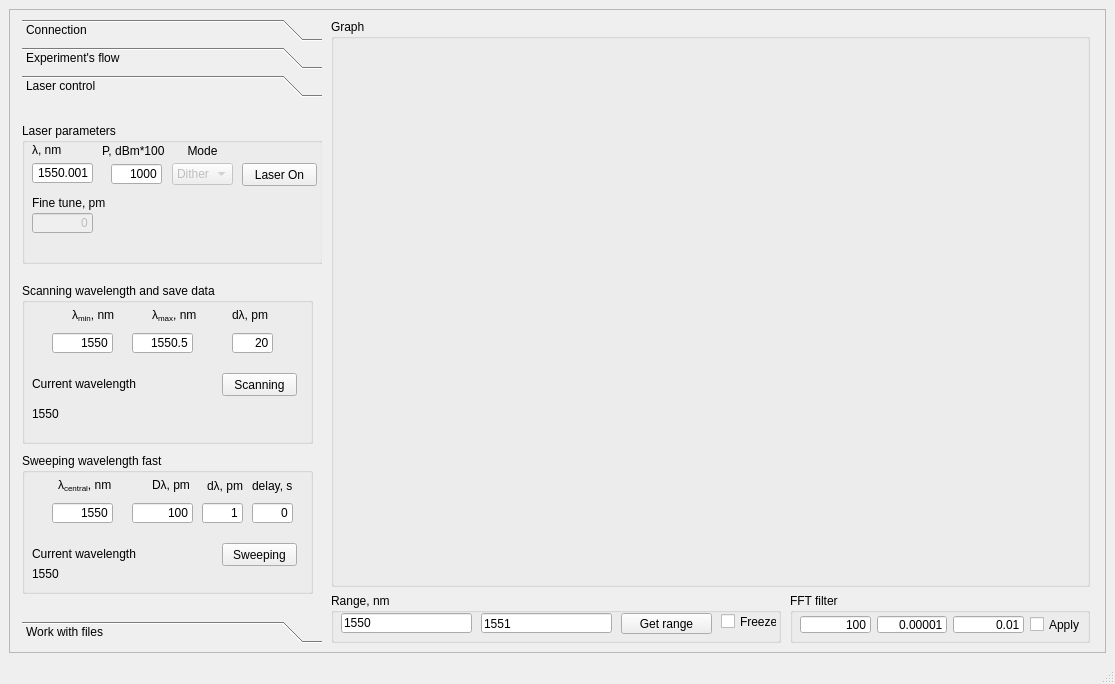
Old version of the form Windows/UIs/MainWindow.ui in the repository al509/ScanLoop.
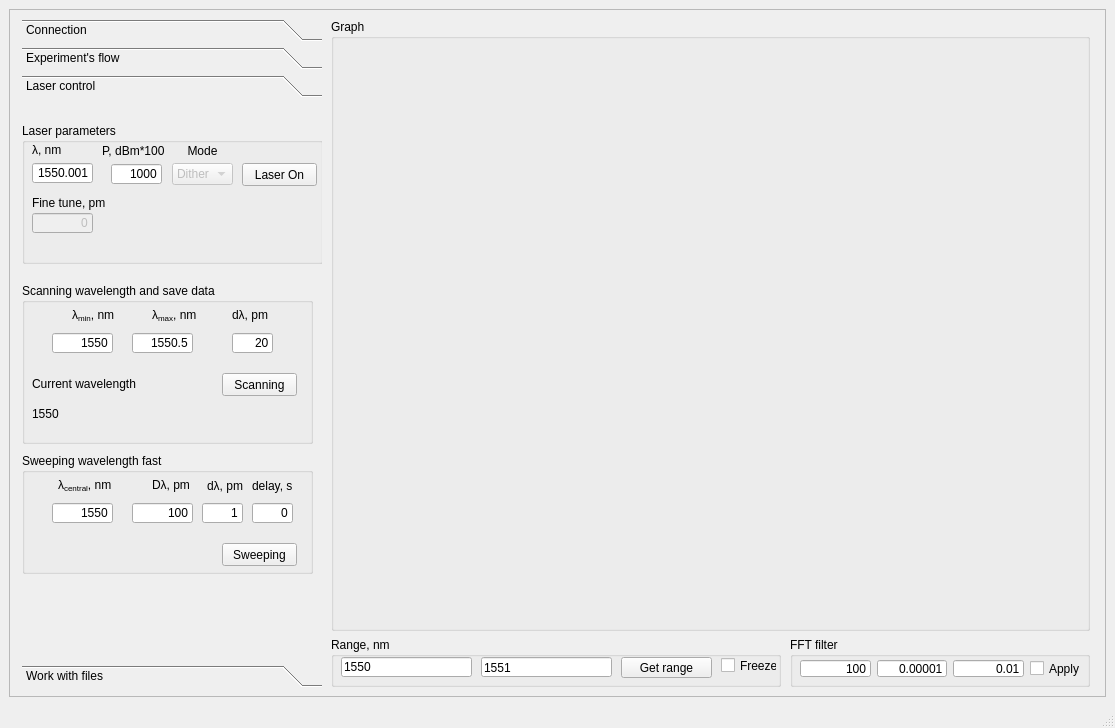
New version of the form. The open tabs and pages were chosen to show the change.

What changed in the file:
```diff
--- a/Windows/UIs/MainWindow.ui
+++ b/Windows/UIs/MainWindow.ui
@@ -7,7 +7,7 @@
     <x>0</x>
     <y>0</y>
     <width>1115</width>
-    <height>684</height>
+    <height>728</height>
    </rect>
   </property>
   <property name="minimumSize">
@@ -55,8 +55,8 @@
         <rect>
          <x>0</x>
          <y>0</y>
-         <width>1078</width>
-         <height>624</height>
+         <width>1091</width>
+         <height>653</height>
         </rect>
        </property>
        <layout class="QGridLayout" name="gridLayout_4">
@@ -1506,8 +1506,8 @@
             <rect>
              <x>0</x>
              <y>0</y>
-             <width>298</width>
-             <height>498</height>
+             <width>300</width>
+             <height>507</height>
             </rect>
            </property>
            <attribute name="label">
@@ -1830,7 +1830,7 @@
               <x>0</x>
               <y>350</y>
               <width>291</width>
-              <height>141</height>
+              <height>121</height>
              </rect>
             </property>
             <property name="title">
@@ -1939,32 +1939,6 @@
               <bool>true</bool>
              </property>
             </widget>
-            <widget class="QLabel" name="label_29">
-             <property name="geometry">
-              <rect>
-               <x>10</x>
-               <y>90</y>
-               <width>121</width>
-               <height>21</height>
-              </rect>
-             </property>
-             <property name="text">
-              <string>Current wavelength</string>
-             </property>
-            </widget>
-            <widget class="QLabel" name="label_current_sweeping_laser_wavelength">
-             <property name="geometry">
-              <rect>
-               <x>10</x>
-               <y>110</y>
-               <width>71</width>
-               <height>21</height>
-              </rect>
-             </property>
-             <property name="text">
-              <string>1550</string>
-             </property>
-            </widget>
             <widget class="QLineEdit" name="lineEdit_laser_lambda_sweeping_delay">
              <property name="geometry">
               <rect>
```
Left out of the diff: 26 changed lines with no effect on the pictures.
